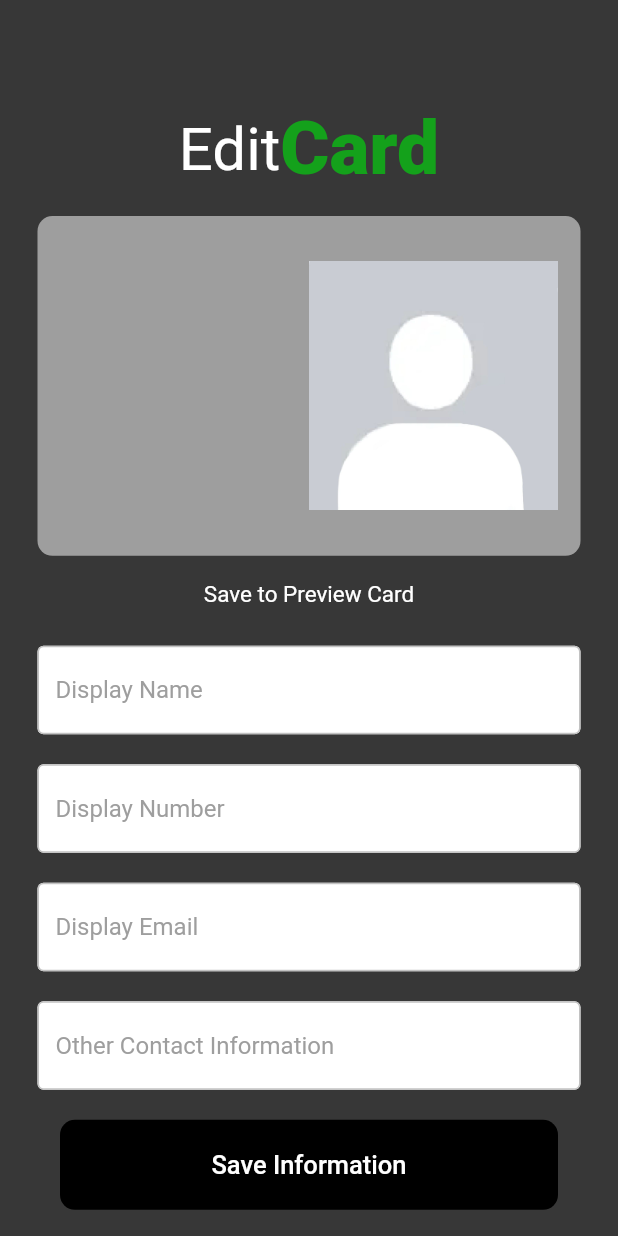
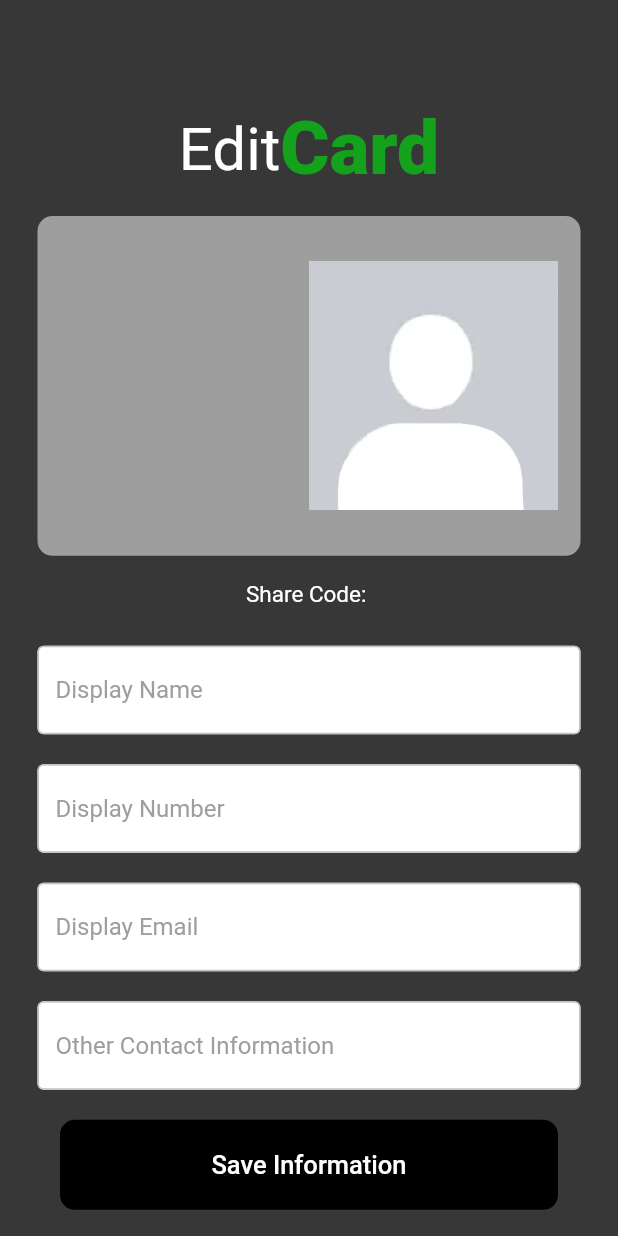
Before and after one commit to FroggoLight/WeCard-CI103-Course-Project, a Flutter app: the RightPage screen opened directly, after a tap on "Save Information", on a phone screen of 412 x 824 dp. Run offline on Flutter 3.47's test engine with Material 2 defaults, Android fonts, the light colour scheme and no system bars; our stand-ins replace cloud_firestore, curved_navigation_bar, firebase_auth, firebase_core, get, scroll_snap_list and 1 more; accounts and stored records are empty.

Commit message:
Created Friend Code System
Updated the saveCard method on page C.
The information now saves to a document that is named after the user's unique fireAuth id.

Also created a textfield and button on page A.
This allows the user to add other user's ids to their collection.
Validation is implemented for this as well.

Still need to figure out how to access the fields as a string, so we can display the information.
Also need to implement delete card feature.

```diff
--- a/carde2/lib/Pages/pageC.dart
+++ b/carde2/lib/Pages/pageC.dart
@@ -24,6 +24,7 @@ class _RightPageState extends State<RightPage> {
   String previewEmail = '';
   String previewBio = '';
   Color color = Colors.grey;
+  String userID = FirebaseAuth.instance.currentUser!.uid;
 
   void signOut() async {
     await FirebaseAuth.instance.signOut();
@@ -36,12 +37,12 @@ class _RightPageState extends State<RightPage> {
       previewEmail = _emailController.text.trim();
       previewBio = _bioController.text.trim();
     });
-    await FirebaseFirestore.instance.collection('users').add({
+    await FirebaseFirestore.instance.collection('users').doc(userID).set({
       'name': _nameController.text.trim(),
       'number': _numberController.text.trim(),
       'email': _emailController.text.trim(),
       'bio': _bioController.text.trim()
-    });
+    }, SetOptions(merge: true));
   }
 
   void changeColor() {}
@@ -77,7 +78,7 @@ class _RightPageState extends State<RightPage> {
           Row(
             mainAxisAlignment: MainAxisAlignment.center,
             children: [
-              Text("Save to Preview Card",
+              Text("Share Code: $userID",
                   style: TextStyle(fontSize: 15, color: Colors.white)),
             ],
           ),
```
Also changed, not shown: carde2/lib/Pages/pageA.dart (+48 -6 lines).
